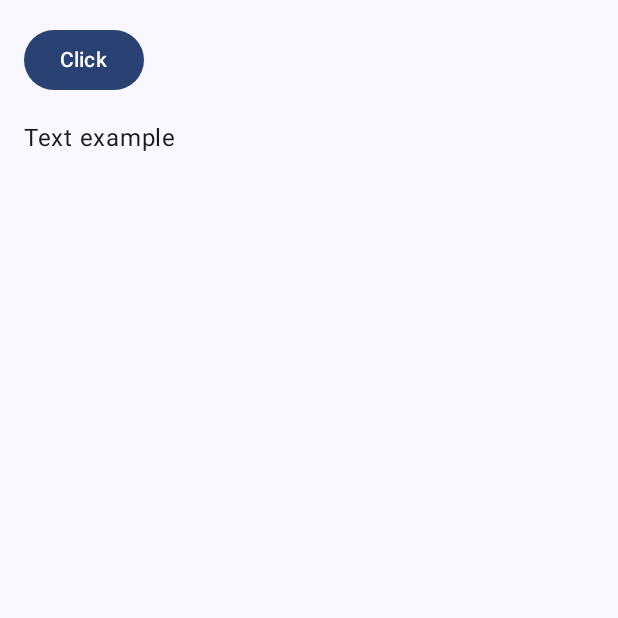
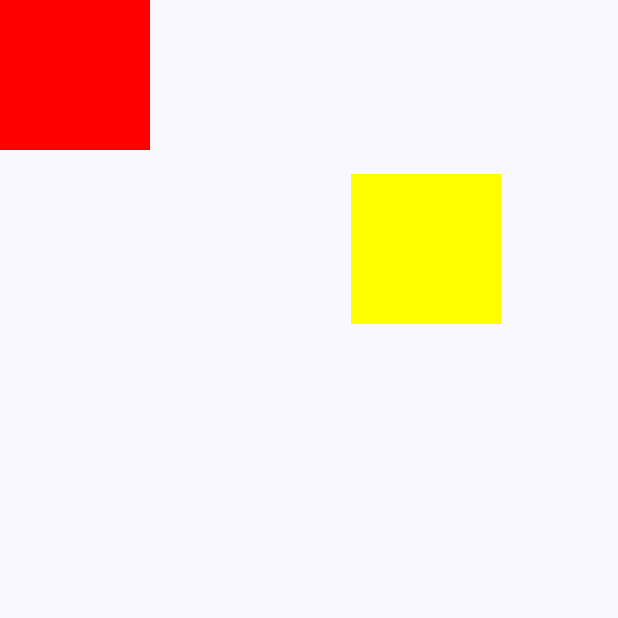
Before and after one commit to sandpaper-hub/JetpackComposeLearn, an Android app built with Jetpack Compose: the screen it shows after launch (MainActivity), on a phone screen of 412 x 824 dp, the top half of it. Run offline under Robolectric (Android 15) with nearby library versions, the phone set to English and light mode, and no system bars; our stand-ins replace constraintlayout-compose.

Commit message:
ConstraintLayout with bias example

```diff
--- a/app/src/main/java/com/compose/jetpackcomposelearn/MainActivity.kt
+++ b/app/src/main/java/com/compose/jetpackcomposelearn/MainActivity.kt
@@ -6,14 +6,12 @@ import androidx.activity.compose.setContent
 import androidx.activity.enableEdgeToEdge
 import androidx.compose.foundation.layout.fillMaxSize
 import androidx.compose.foundation.layout.padding
-import androidx.compose.foundation.lazy.LazyColumn
 import androidx.compose.material3.Scaffold
 import androidx.compose.runtime.Composable
 import androidx.compose.ui.Modifier
 import androidx.compose.ui.tooling.preview.Preview
-import com.compose.jetpackcomposelearn.containers.ConstraintLayoutExample
+import com.compose.jetpackcomposelearn.containers.ConstraintLayoutWithBiasExample
 import com.compose.jetpackcomposelearn.ui.theme.JetpackComposeLearnTheme
-import com.compose.jetpackcomposelearn.util.BorderComponent
 
 class MainActivity : ComponentActivity() {
     override fun onCreate(savedInstanceState: Bundle?) {
@@ -34,7 +32,7 @@ class MainActivity : ComponentActivity() {
 @Composable
 @Suppress("FunctionName")
 fun MainExample(modifier: Modifier = Modifier) {
-    ConstraintLayoutExample(modifier)
+    ConstraintLayoutWithBiasExample(modifier = modifier)
 }
 
 @Preview(name = "Galaxy S23 Plus", widthDp = 393, heightDp = 851)
--- a/app/src/main/java/com/compose/jetpackcomposelearn/containers/ConstraintLayout.kt
+++ b/app/src/main/java/com/compose/jetpackcomposelearn/containers/ConstraintLayout.kt
@@ -1,11 +1,14 @@
 package com.compose.jetpackcomposelearn.containers
 
-import androidx.compose.foundation.layout.fillMaxWidth
-import androidx.compose.foundation.layout.height
+import androidx.compose.foundation.background
+import androidx.compose.foundation.layout.Box
+import androidx.compose.foundation.layout.fillMaxSize
+import androidx.compose.foundation.layout.size
 import androidx.compose.material3.Button
 import androidx.compose.material3.Text
 import androidx.compose.runtime.Composable
 import androidx.compose.ui.Modifier
+import androidx.compose.ui.graphics.Color
 import androidx.compose.ui.unit.dp
 import androidx.constraintlayout.compose.ConstraintLayout
 
@@ -13,7 +16,7 @@ import androidx.constraintlayout.compose.ConstraintLayout
 @Suppress("FunctionName")
 fun ConstraintLayoutExample(modifier: Modifier) {
     ConstraintLayout(
-        modifier = modifier.then(Modifier.fillMaxWidth().height(500.dp))
+        modifier = modifier.then(Modifier.fillMaxSize())
     ) {
         val (button, text) = createRefs()
         Button(onClick = {}, modifier = Modifier.constrainAs(button) {
@@ -24,11 +27,36 @@ fun ConstraintLayoutExample(modifier: Modifier) {
         }
 
         Text(
-            text = "Text example",
-            modifier = Modifier
-                .constrainAs(text) {
-                    top.linkTo(button.bottom, margin = 16.dp)
-                    start.linkTo(button.start)
-                })
+            text = "Text example", modifier = Modifier.constrainAs(text) {
+                top.linkTo(button.bottom, margin = 16.dp)
+                start.linkTo(button.start)
+            })
     }
 }
+
+@Composable
+@Suppress("FunctionName")
+fun ConstraintLayoutWithBiasExample(modifier: Modifier) {
+    ConstraintLayout(modifier = modifier.then(Modifier.fillMaxSize())) {
+        val (box1, box2) = createRefs()
+
+        Box(
+            modifier = Modifier.size(100.dp)
+                .background(Color.Red)
+                .constrainAs(box1) {
+                    start.linkTo(parent.start)
+                    top.linkTo(parent.top)
+                }
+        )
+
+        Box(
+            modifier = Modifier
+                .size(100.dp)
+                .background(Color.Yellow)
+                .constrainAs(box2) {
+                    top.linkTo(box1.bottom, margin = 16.dp)
+                    linkTo(parent.start, parent.end, bias = 0.75f)
+                }
+        )
+    }
+}
```
